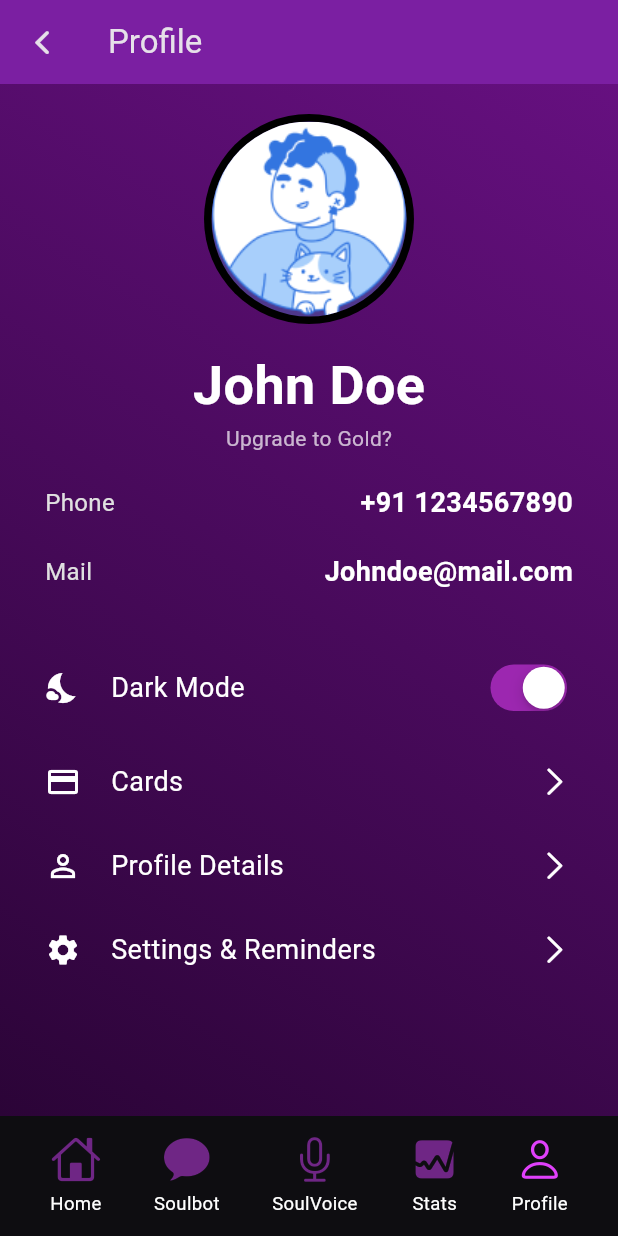
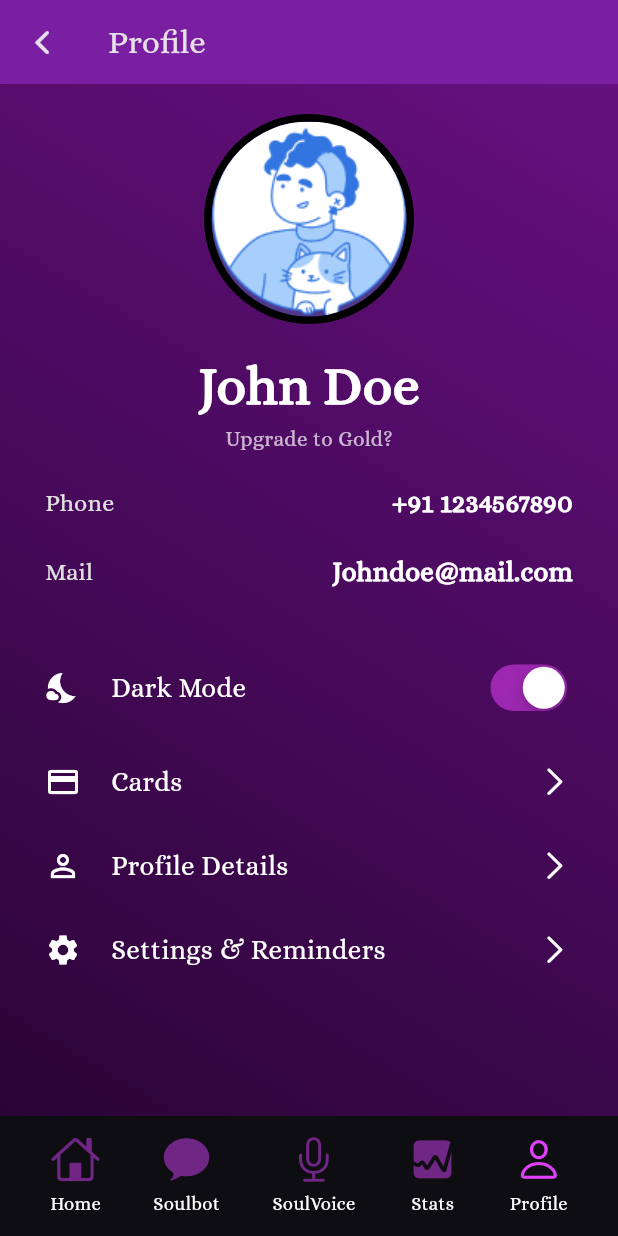
Before and after one commit to Asmika-Panchal/SoulSpace-main, a Flutter app: the screen it shows after launch, on a phone screen of 412 x 824 dp. Run offline on Flutter 3.47's test engine with Material 3 defaults, Android fonts, the phone set to English and light mode, and no system bars; missing offline and left inert: gif.

Commit message:
Update main.dart

```diff
--- a/lib/main.dart
+++ b/lib/main.dart
@@ -28,6 +28,7 @@ class MyApp extends StatelessWidget {
       theme: ThemeData(
         brightness: Brightness.dark,
         primaryColor: CupertinoColors.activeBlue,
+         fontFamily: 'Alice'
       ),
       home: ProfileScreen(),
       //Here call the screen you want to
```
